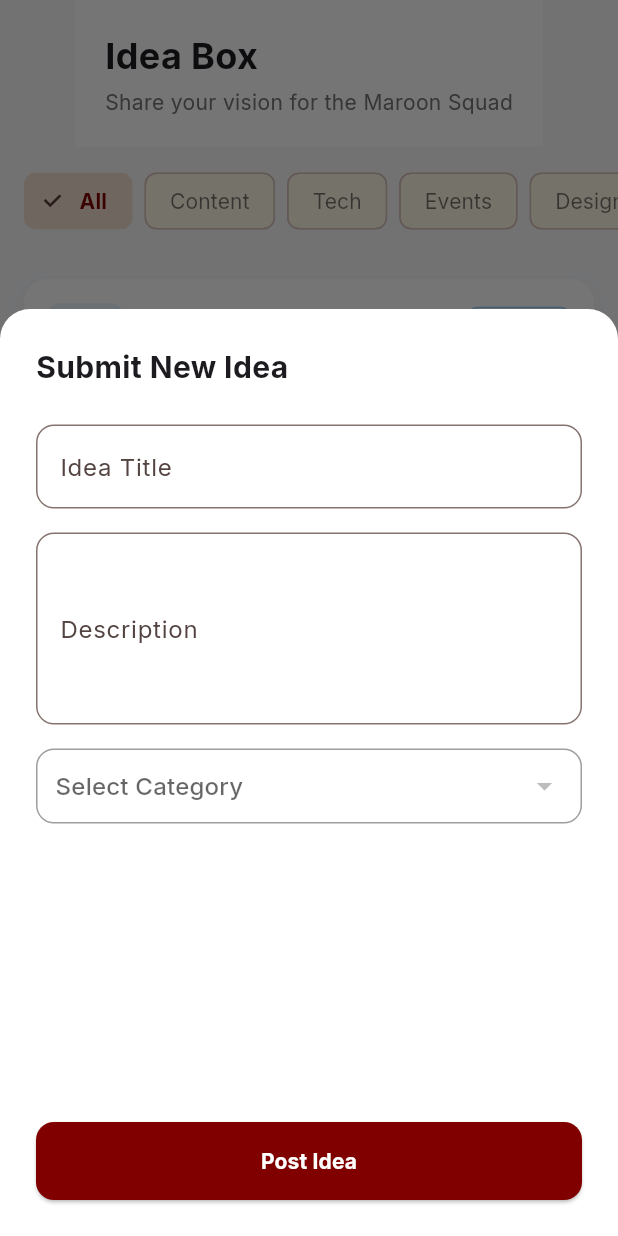
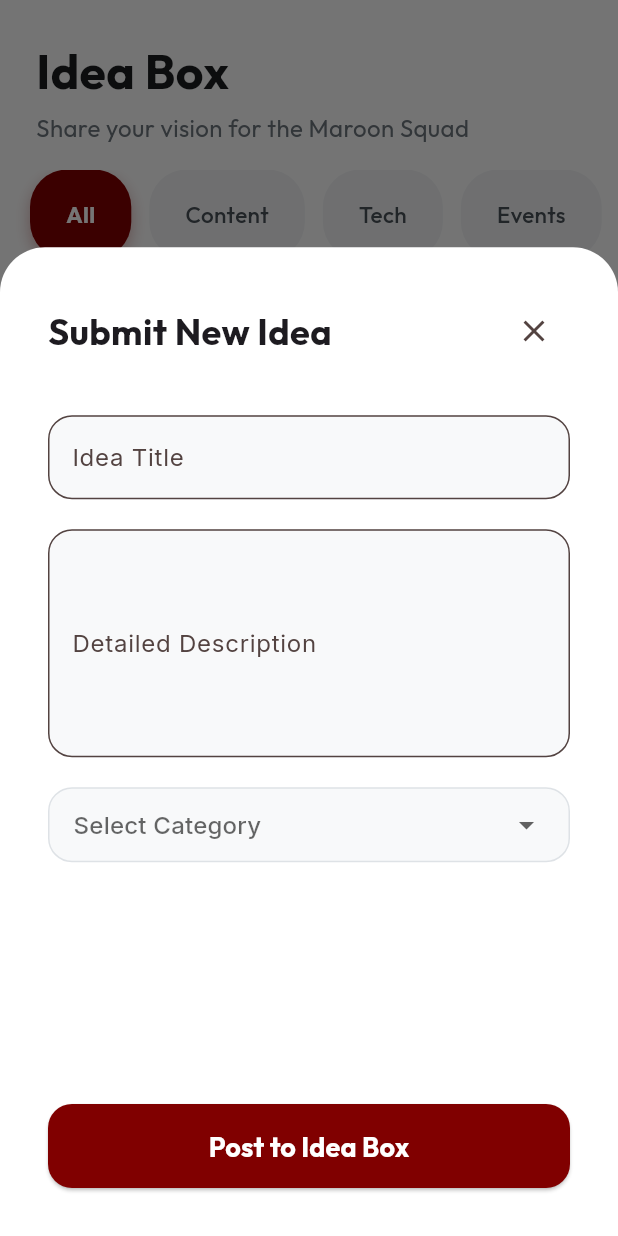
Before and after one commit to sayanjc3639q/hitian-inisde-management-app-supabase, a Flutter app: the IdeaPage screen opened directly, after a tap on "Submit Idea", on a phone screen of 412 x 824 dp. Run offline on Flutter 3.47's test engine with Material 3 defaults, Android fonts, the phone set to English and light mode, and no system bars; our stand-ins replace google_fonts, lucide_icons; network calls fail.

Commit message:
fix: resolve GoogleFonts import error and migrate deprecated withOpacity to withValues

```diff
--- a/lib/chat_detail_page.dart
+++ b/lib/chat_detail_page.dart
@@ -154,7 +154,7 @@ class _ChatDetailPageState extends State<ChatDetailPage> {
           ),
           boxShadow: [
             BoxShadow(
-              color: Colors.black.withOpacity(0.05),
+              color: Colors.black.withValues(alpha: 0.05),
               blurRadius: 4,
               offset: const Offset(0, 2),
             ),
--- a/lib/idea_page.dart
+++ b/lib/idea_page.dart
@@ -1,5 +1,7 @@
 import 'package:flutter/material.dart';
 import 'package:lucide_icons/lucide_icons.dart';
+import 'package:google_fonts/google_fonts.dart';
+import 'theme.dart';
 
 class IdeaPage extends StatefulWidget {
   const IdeaPage({super.key});
@@ -10,46 +12,95 @@ class IdeaPage extends StatefulWidget {
 
 class _IdeaPageState extends State<IdeaPage> {
   String _selectedCategory = 'All';
-  String _sortBy = 'Latest';
+  final List<String> _categories = ['All', 'Content', 'Tech', 'Events'];
 
-  final List<String> _categories = ['All', 'Content', 'Tech', 'Events', 'Design', 'Other'];
-  final List<String> _sortOptions = ['Latest', 'Trending', 'Top Voted'];
+  final List<IdeaModel> _ideas = [
+    IdeaModel(
+      title: 'Centralized Event Repository',
+      description: 'A place to store all past event photos and documents for easy access by alumni and students.',
+      category: 'TECH',
+      votes: 42,
+      commentCount: 12,
+      status: 'APPROVED',
+      isImplemented: false,
+      statusType: 'success',
+    ),
+    IdeaModel(
+      title: 'Weekly Maroon Podcast',
+      description: 'Interviewing successful alumni to inspire current students and highlight our legacy.',
+      category: 'CONTENT',
+      votes: 89,
+      commentCount: 24,
+      status: 'IMPLEMENTED',
+      isImplemented: true,
+      statusType: 'danger',
+    ),
+    IdeaModel(
+      title: 'Augmented Reality Heritage Tour',
+      description: 'Using AR to show the history of campus buildings when students scan them with their phones.',
+      category: 'EVENTS',
+      votes: 154,
+      commentCount: 48,
+      status: 'TRENDING',
+      isImplemented: false,
+      statusType: 'warning',
+    ),
+  ];
 
   @override
   Widget build(BuildContext context) {
     return Scaffold(
-      backgroundColor: const Color(0xFFF8F9FB),
+      backgroundColor: const Color(0xFFFDFDFD),
       body: Column(
+        crossAxisAlignment: CrossAxisAlignment.start,
         children: [
           _buildHeader(),
           _buildFilters(),
           Expanded(child: _buildIdeaList()),
         ],
       ),
-      floatingActionButton: FloatingActionButton.extended(
-        onPressed: () => _showSubmitIdeaDialog(context),
-        backgroundColor: const Color(0xFF800000),
-        icon: const Icon(LucideIcons.plus, color: Colors.white),
-        label: const Text('Submit Idea', style: TextStyle(color: Colors.white, fontWeight: FontWeight.bold)),
+      floatingActionButton: Padding(
+        padding: const EdgeInsets.only(bottom: 16),
+        child: FloatingActionButton.extended(
+          onPressed: () => _showSubmitIdeaDialog(context),
+          backgroundColor: AppTheme.maroon,
+          elevation: 4,
+          shape: RoundedRectangleBorder(borderRadius: BorderRadius.circular(30)),
+          icon: const Icon(LucideIcons.plus, color: Colors.white, size: 24),
+          label: Text(
+            'Submit Idea',
+            style: GoogleFonts.outfit(
+              color: Colors.white,
+              fontWeight: FontWeight.bold,
+              fontSize: 16,
+            ),
+          ),
+        ),
       ),
     );
   }
 
   Widget _buildHeader() {
-    return Container(
-      padding: const EdgeInsets.all(20),
-      color: Colors.white,
+    return Padding(
+      padding: const EdgeInsets.fromLTRB(24, 24, 24, 8),
       child: Column(
         crossAxisAlignment: CrossAxisAlignment.start,
         children: [
-          const Text(
+          Text(
             'Idea Box',
-            style: TextStyle(fontSize: 24, fontWeight: FontWeight.bold),
+            style: GoogleFonts.outfit(
+              fontSize: 32,
+              fontWeight: FontWeight.bold,
+              color: const Color(0xFF1A1C1E),
+            ),
           ),
           const SizedBox(height: 4),
           Text(
             'Share your vision for the Maroon Squad',
-            style: TextStyle(color: Colors.grey[600], fontSize: 14),
+            style: GoogleFonts.outfit(
+              color: const Color(0xFF6C757D),
+              fontSize: 16,
+            ),
           ),
         ],
       ),
@@ -57,84 +108,76 @@ class _IdeaPageState extends State<IdeaPage> {
   }
 
   Widget _buildFilters() {
-    return SingleChildScrollView(
-      scrollDirection: Axis.horizontal,
-      padding: const EdgeInsets.symmetric(horizontal: 16, vertical: 12),
-      child: Row(
-        children: [
-          // Category Filter
-          ..._categories.map((cat) => Padding(
-                padding: const EdgeInsets.only(right: 8),
-                child: ChoiceChip(
-                  label: Text(cat),
-                  selected: _selectedCategory == cat,
-                  onSelected: (selected) {
-                    setState(() => _selectedCategory = cat);
-                  },
-                  selectedColor: const Color(0xFF800000).withValues(alpha: 0.1),
-                  labelStyle: TextStyle(
-                    color: _selectedCategory == cat ? const Color(0xFF800000) : Colors.black54,
-                    fontWeight: _selectedCategory == cat ? FontWeight.bold : FontWeight.normal,
+    return Container(
+      height: 60,
+      margin: const EdgeInsets.symmetric(vertical: 8),
+      child: ListView.builder(
+        padding: const EdgeInsets.symmetric(horizontal: 20),
+        scrollDirection: Axis.horizontal,
+        itemCount: _categories.length,
+        itemBuilder: (context, index) {
+          final cat = _categories[index];
+          final isSelected = _selectedCategory == cat;
+          return Padding(
+            padding: const EdgeInsets.only(right: 12),
+            child: InkWell(
+              onTap: () => setState(() => _selectedCategory = cat),
+              child: Container(
+                padding: const EdgeInsets.symmetric(horizontal: 24, vertical: 10),
+                decoration: BoxDecoration(
+                  color: isSelected ? AppTheme.maroon : const Color(0xFFF1F3F5),
+                  borderRadius: BorderRadius.circular(25),
+                  boxShadow: isSelected ? [
+                    BoxShadow(
+                      color: AppTheme.maroon.withValues(alpha: 0.3),
+                      blurRadius: 8,
+                      offset: const Offset(0, 4),
+                    )
+                  ] : null,
+                ),
+                child: Center(
+                  child: Text(
+                    cat,
+                    style: GoogleFonts.outfit(
+                      color: isSelected ? Colors.white : const Color(0xFF495057),
+                      fontWeight: isSelected ? FontWeight.bold : FontWeight.w500,
+                      fontSize: 15,
+                    ),
                   ),
                 ),
-              )),
-          const VerticalDivider(),
-          // Sort Dropdown
-          DropdownButton<String>(
-            value: _sortBy,
-            underline: const SizedBox(),
-            icon: const Icon(LucideIcons.chevronDown, size: 16),
-            items: _sortOptions.map((opt) => DropdownMenuItem(value: opt, child: Text(opt))).toList(),
-            onChanged: (val) {
-              if (val != null) setState(() => _sortBy = val);
-            },
-          ),
-        ],
+              ),
+            ),
+          );
+        },
       ),
     );
   }
 
   Widget _buildIdeaList() {
-    // Placeholder Data
-    final ideas = [
-      IdeaModel(
-        title: 'Centralized Event Repository',
-        description: 'A place to store all past event photos and documents for easy access by alumni and students.',
-        category: 'Tech',
-        votes: 42,
-        commentCount: 12,
-        status: 'Approved',
-        isImplemented: false,
-      ),
-      IdeaModel(
-        title: 'Weekly Maroon Podcast',
-        description: 'Interviewing successful alumni to inspire current students.',
-        category: 'Content',
-        votes: 89,
-        commentCount: 24,
-        status: 'Implemented',
-        isImplemented: true,
-      ),
-    ];
-
     return ListView.builder(
-      padding: const EdgeInsets.all(16),
-      itemCount: ideas.length,
+      padding: const EdgeInsets.fromLTRB(20, 8, 20, 80),
+      itemCount: _ideas.length,
       itemBuilder: (context, index) {
-        final idea = ideas[index];
-        return _buildIdeaCard(idea);
+        return _buildIdeaCard(_ideas[index]);
       },
     );
   }
 
   Widget _buildIdeaCard(IdeaModel idea) {
     return Container(
-      margin: const EdgeInsets.only(bottom: 16),
-      padding: const EdgeInsets.all(16),
+      margin: const EdgeInsets.only(bottom: 20),
+      padding: const EdgeInsets.all(20),
       decoration: BoxDecoration(
         color: Colors.white,
-        borderRadius: BorderRadius.circular(16),
-        boxShadow: [BoxShadow(color: Colors.black.withValues(alpha: 0.04), blurRadius: 10, offset: const Offset(0, 4))],
+        borderRadius: BorderRadius.circular(20),
+        border: Border.all(color: const Color(0xFFF1F3F5)),
+        boxShadow: [
+          BoxShadow(
+            color: Colors.black.withValues(alpha: 0.03),
+            blurRadius: 15,
+            offset: const Offset(0, 5),
+          ),
+        ],
       ),
       child: Column(
         crossAxisAlignment: CrossAxisAlignment.start,
@@ -142,40 +185,44 @@ class _IdeaPageState extends State<IdeaPage> {
           Row(
             mainAxisAlignment: MainAxisAlignment.spaceBetween,
             children: [
-              Container(
-                padding: const EdgeInsets.symmetric(horizontal: 10, vertical: 4),
-                decoration: BoxDecoration(
-                  color: _getCategoryColor(idea.category).withValues(alpha: 0.1),
-                  borderRadius: BorderRadius.circular(8),
-                ),
-                child: Text(
-                  idea.category,
-                  style: TextStyle(color: _getCategoryColor(idea.category), fontWeight: FontWeight.bold, fontSize: 12),
-                ),
-              ),
-              _buildStatusBadge(idea),
+              _buildTag(idea.category, _getCategoryColor(idea.category)),
+              _buildTag(idea.status, _getStatusColor(idea.statusType), isStatus: true),
             ],
           ),
-          const SizedBox(height: 12),
+          const SizedBox(height: 16),
           Text(
             idea.title,
-            style: const TextStyle(fontSize: 18, fontWeight: FontWeight.bold),
+            style: GoogleFonts.outfit(
+              fontSize: 20,
+              fontWeight: FontWeight.bold,
+              color: AppTheme.maroon,
+            ),
           ),
           const SizedBox(height: 8),
           Text(
             idea.description,
-            style: TextStyle(color: Colors.grey[600], fontSize: 14, height: 1.4),
+            style: GoogleFonts.outfit(
+              color: const Color(0xFF495057),
+              fontSize: 15,
+              height: 1.5,
+            ),
           ),
-          const SizedBox(height: 16),
+          const SizedBox(height: 20),
           Row(
             children: [
               _buildVoteControl(idea.votes),
-              const SizedBox(width: 20),
-              Icon(LucideIcons.messageCircle, size: 18, color: Colors.grey[400]),
+              const Spacer(),
+              const Icon(LucideIcons.messageCircle, size: 20, color: Color(0xFFADB5BD)),
               const SizedBox(width: 6),
-              Text('${idea.commentCount}', style: const TextStyle(color: Colors.black54, fontWeight: FontWeight.w500)),
-              const Spacer(),
-              const Icon(LucideIcons.moreVertical, size: 18, color: Colors.black26),
+              Text(
+                '${idea.commentCount}',
+                style: GoogleFonts.outfit(
+                  color: const Color(0xFF6C757D),
+                  fontWeight: FontWeight.w500,
+                ),
+              ),
+              const SizedBox(width: 16),
+              const Icon(Icons.more_horiz, color: Color(0xFFADB5BD)),
             ],
           ),
         ],
@@ -183,47 +230,51 @@ class _IdeaPageState extends State<IdeaPage> {
     );
   }
 
-  Widget _buildStatusBadge(IdeaModel idea) {
-    Color color = Colors.orange;
-    if (idea.isImplemented) {
-      color = Colors.green;
-    } else if (idea.status == 'Approved') {
-      color = Colors.blue;
-    }
-
+  Widget _buildTag(String label, Color color, {bool isStatus = false}) {
     return Container(
-      padding: const EdgeInsets.symmetric(horizontal: 8, vertical: 2),
+      padding: const EdgeInsets.symmetric(horizontal: 12, vertical: 6),
       decoration: BoxDecoration(
-        border: Border.all(color: color.withValues(alpha: 0.5)),
-        borderRadius: BorderRadius.circular(6),
+        color: color.withValues(alpha: 0.1),
+        borderRadius: BorderRadius.circular(8),
       ),
       child: Text(
-        idea.isImplemented ? 'Implemented' : idea.status,
-        style: TextStyle(color: color, fontSize: 10, fontWeight: FontWeight.bold),
+        label,
+        style: GoogleFonts.outfit(
+          color: color,
+          fontWeight: FontWeight.bold,
+          fontSize: 11,
+          letterSpacing: 0.5,
+        ),
       ),
     );
   }
 
   Widget _buildVoteControl(int votes) {
     return Container(
+      padding: const EdgeInsets.symmetric(horizontal: 4, vertical: 2),
       decoration: BoxDecoration(
-        color: Colors.grey[50],
-        borderRadius: BorderRadius.circular(10),
+        color: const Color(0xFFF8F9FA),
+        borderRadius: BorderRadius.circular(12),
       ),
       child: Row(
+        mainAxisSize: MainAxisSize.min,
         children: [
           IconButton(
-            icon: const Icon(LucideIcons.chevronUp, size: 18),
+            icon: const Icon(LucideIcons.chevronUp, size: 20, color: Color(0xFFADB5BD)),
             onPressed: () {},
             padding: EdgeInsets.zero,
             constraints: const BoxConstraints(minWidth: 32, minHeight: 32),
           ),
           Text(
             '$votes',
-            style: const TextStyle(fontWeight: FontWeight.bold, fontSize: 14),
+            style: GoogleFonts.outfit(
+              fontWeight: FontWeight.bold,
+              fontSize: 16,
+              color: const Color(0xFF343A40),
+            ),
           ),
           IconButton(
-            icon: const Icon(LucideIcons.chevronDown, size: 18),
+            icon: const Icon(LucideIcons.chevronDown, size: 20, color: Color(0xFFADB5BD)),
             onPressed: () {},
             padding: EdgeInsets.zero,
             constraints: const BoxConstraints(minWidth: 32, minHeight: 32),
@@ -234,11 +285,19 @@ class _IdeaPageState extends State<IdeaPage> {
   }
 
   Color _getCategoryColor(String category) {
-    switch (category) {
-      case 'Tech': return Colors.blue;
-      case 'Content': return Colors.purple;
-      case 'Events': return Colors.orange;
-      case 'Design': return Colors.pink;
+    switch (category.toUpperCase()) {
+      case 'TECH': return const Color(0xFF0D6EFD);
+      case 'CONTENT': return const Color(0xFF6F42C1);
+      case 'EVENTS': return const Color(0xFFFD7E14);
+      default: return Colors.grey;
+    }
+  }
+
+  Color _getStatusColor(String type) {
+    switch (type) {
+      case 'success': return const Color(0xFF198754);
+      case 'danger': return const Color(0xFFDC3545);
+      case 'warning': return const Color(0xFFFFC107);
       default: return Colors.grey;
     }
   }
@@ -249,34 +308,81 @@ class _IdeaPageState extends State<IdeaPage> {
       isScrollControlled: true,
       backgroundColor: Colors.transparent,
       builder: (context) => Container(
-        height: MediaQuery.of(context).size.height * 0.75,
+        height: MediaQuery.of(context).size.height * 0.8,
         decoration: const BoxDecoration(
           color: Colors.white,
-          borderRadius: BorderRadius.only(topLeft: Radius.circular(20), topRight: Radius.circular(20)),
+          borderRadius: BorderRadius.only(topLeft: Radius.circular(30), topRight: Radius.circular(30)),
         ),
-        padding: const EdgeInsets.all(24),
+        padding: const EdgeInsets.all(32),
         child: Column(
           crossAxisAlignment: CrossAxisAlignment.start,
           children: [
-            const Text('Submit New Idea', style: TextStyle(fontSize: 20, fontWeight: FontWeight.bold)),
-            const SizedBox(height: 24),
-            TextField(decoration: InputDecoration(labelText: 'Idea Title', border: OutlineInputBorder(borderRadius: BorderRadius.circular(12)))),
-            const SizedBox(height: 16),
-            TextField(maxLines: 4, decoration: InputDecoration(labelText: 'Description', border: OutlineInputBorder(borderRadius: BorderRadius.circular(12)))),
-            const SizedBox(height: 16),
-            // Category Dropdown Placeholder
+            Row(
+              mainAxisAlignment: MainAxisAlignment.spaceBetween,
+              children: [
+                Text(
+                  'Submit New Idea',
+                  style: GoogleFonts.outfit(fontSize: 24, fontWeight: FontWeight.bold),
+                ),
+                IconButton(
+                  icon: const Icon(Icons.close),
+                  onPressed: () => Navigator.pop(context),
+                ),
+              ],
+            ),
+            const SizedBox(height: 32),
+            TextField(
+              decoration: InputDecoration(
+                labelText: 'Idea Title',
+                hintText: 'e.g., Centralized Event Repository',
+                border: OutlineInputBorder(borderRadius: BorderRadius.circular(16)),
+                filled: true,
+                fillColor: const Color(0xFFF8F9FA),
+              ),
+            ),
+            const SizedBox(height: 20),
+            TextField(
+              maxLines: 5,
+              decoration: InputDecoration(
+                labelText: 'Detailed Description',
+                hintText: 'Describe how this helps the Maroon Squad...',
+                border: OutlineInputBorder(borderRadius: BorderRadius.circular(16)),
+                filled: true,
+                fillColor: const Color(0xFFF8F9FA),
+              ),
+            ),
+            const SizedBox(height: 20),
+            // Category Selector Placeholder
             Container(
-              padding: const EdgeInsets.symmetric(horizontal: 12),
-              decoration: BoxDecoration(border: Border.all(color: Colors.grey), borderRadius: BorderRadius.circular(12)),
-              child: DropdownButtonHideUnderline(child: DropdownButton<String>(hint: const Text('Select Category'), isExpanded: true, items: const [], onChanged: null)),
+              padding: const EdgeInsets.symmetric(horizontal: 16),
+              decoration: BoxDecoration(
+                color: const Color(0xFFF8F9FA),
+                border: Border.all(color: const Color(0xFFDEE2E6)),
+                borderRadius: BorderRadius.circular(16),
+              ),
+              child: DropdownButtonHideUnderline(
+                child: DropdownButton<String>(
+                  hint: const Text('Select Category'),
+                  isExpanded: true,
+                  items: _categories.where((c) => c != 'All').map((c) => DropdownMenuItem(value: c, child: Text(c))).toList(),
+                  onChanged: (_) {},
+                ),
+              ),
             ),
             const Spacer(),
             SizedBox(
               width: double.infinity,
+              height: 56,
               child: ElevatedButton(
                 onPressed: () => Navigator.pop(context),
-                style: ElevatedButton.styleFrom(backgroundColor: const Color(0xFF800000), padding: const EdgeInsets.symmetric(vertical: 16), shape: RoundedRectangleBorder(borderRadius: BorderRadius.circular(12))),
-                child: const Text('Post Idea', style: TextStyle(color: Colors.white, fontWeight: FontWeight.bold)),
+                style: ElevatedButton.styleFrom(
+                  backgroundColor: AppTheme.maroon,
+                  shape: RoundedRectangleBorder(borderRadius: BorderRadius.circular(16)),
+                ),
+                child: Text(
+                  'Post to Idea Box',
+                  style: GoogleFonts.outfit(color: Colors.white, fontWeight: FontWeight.bold, fontSize: 18),
+                ),
               ),
             ),
           ],
@@ -294,6 +400,7 @@ class IdeaModel {
   final int commentCount;
   final String status;
   final bool isImplemented;
+  final String statusType; // success, danger, warning, info
 
   IdeaModel({
     required this.title,
@@ -303,5 +410,6 @@ class IdeaModel {
     required this.commentCount,
     required this.status,
     required this.isImplemented,
+    required this.statusType,
   });
 }
--- a/lib/main_scaffold.dart
+++ b/lib/main_scaffold.dart
@@ -1,5 +1,6 @@
 import 'package:flutter/material.dart';
 import 'package:lucide_icons/lucide_icons.dart';
+import 'package:google_fonts/google_fonts.dart';
 import 'home_page.dart';
 import 'chats_page.dart';
 import 'idea_page.dart';
@@ -52,29 +53,52 @@ class HeaderBar extends StatelessWidget implements PreferredSizeWidget {
     return AppBar(
       backgroundColor: Colors.white,
       elevation: 0,
-      leading: IconButton(
-        icon: const Icon(LucideIcons.menu, color: Colors.black54),
-        onPressed: () {},
+      surfaceTintColor: Colors.white,
+      leading: Padding(
+        padding: const EdgeInsets.all(10.0),
+        child: Container(
+          decoration: BoxDecoration(
+            color: const Color(0xFF800000),
+            borderRadius: BorderRadius.circular(8),
+          ),
+          child: const Center(
+            child: Text(
+              'HI',
+              style: TextStyle(
+                color: Colors.white,
+                fontWeight: FontWeight.bold,
+                fontSize: 16,
+              ),
+            ),
+          ),
+        ),
       ),
-      title: const Text(
-        'HITian Inside',
-        style: TextStyle(
+      title: Text(
+        'HITIAN INSIDE',
+        style: GoogleFonts.outfit(
           fontWeight: FontWeight.bold,
-          color: Color(0xFF800000),
-          fontSize: 20,
+          color: const Color(0xFF800000),
+          fontSize: 22,
+          letterSpacing: -0.5,
         ),
       ),
       actions: [
         IconButton(
-          icon: const Icon(LucideIcons.bell, color: Colors.black54),
+          icon: const Icon(LucideIcons.search, color: Color(0xFF495057)),
           onPressed: () {},
         ),
         Padding(
           padding: const EdgeInsets.only(right: 16.0),
-          child: CircleAvatar(
-            radius: 18,
-            backgroundColor: Colors.grey[200],
-            child: const Icon(LucideIcons.user, size: 20, color: Colors.black54),
+          child: Container(
+            padding: const EdgeInsets.all(2),
+            decoration: BoxDecoration(
+              shape: BoxShape.circle,
+              border: Border.all(color: Colors.black12),
+            ),
+            child: const CircleAvatar(
+              radius: 18,
+              backgroundImage: NetworkImage('https://i.pravatar.cc/150?u=hitian'), // Placeholder for profile pic
+            ),
           ),
         ),
       ],
@@ -100,10 +124,12 @@ class CustomBottomNavBar extends StatelessWidget {
   Widget build(BuildContext context) {
     return Container(
       decoration: BoxDecoration(
+        color: Colors.white,
         boxShadow: [
           BoxShadow(
             color: Colors.black.withValues(alpha: 0.05),
-            blurRadius: 10,
+            blurRadius: 20,
+            offset: const Offset(0, -5),
           ),
         ],
       ),
@@ -112,16 +138,27 @@ class CustomBottomNavBar extends StatelessWidget {
         onTap: onTap,
         type: BottomNavigationBarType.fixed,
         backgroundColor: Colors.white,
+        elevation: 0,
         selectedItemColor: const Color(0xFF800000),
-        unselectedItemColor: Colors.black38,
-        selectedLabelStyle: const TextStyle(fontWeight: FontWeight.bold, fontSize: 12),
-        unselectedLabelStyle: const TextStyle(fontSize: 12),
-        items: const [
-          BottomNavigationBarItem(icon: Icon(LucideIcons.home), label: 'Home'),
-          BottomNavigationBarItem(icon: Icon(LucideIcons.messageSquare), label: 'Chats'),
-          BottomNavigationBarItem(icon: Icon(LucideIcons.compass), label: 'Idea'),
-          BottomNavigationBarItem(icon: Icon(LucideIcons.calendar), label: 'Event'),
-          BottomNavigationBarItem(icon: Icon(LucideIcons.user), label: 'Profile'),
+        unselectedItemColor: const Color(0xFFADB5BD),
+        selectedLabelStyle: GoogleFonts.outfit(fontWeight: FontWeight.bold, fontSize: 10, letterSpacing: 0.5),
+        unselectedLabelStyle: GoogleFonts.outfit(fontSize: 10, letterSpacing: 0.5),
+        items: [
+          const BottomNavigationBarItem(icon: Icon(LucideIcons.home), label: 'HOME'),
+          const BottomNavigationBarItem(icon: Icon(LucideIcons.messageCircle), label: 'CHAT'),
+          BottomNavigationBarItem(
+            icon: Container(
+              padding: const EdgeInsets.all(8),
+              decoration: BoxDecoration(
+                color: currentIndex == 2 ? const Color(0xFF800000).withValues(alpha: 0.05) : Colors.transparent,
+                shape: BoxShape.circle,
+              ),
+              child: const Icon(LucideIcons.lightbulb),
+            ),
+            label: 'IDEAS',
+          ),
+          const BottomNavigationBarItem(icon: Icon(LucideIcons.calendar), label: 'EVENTS'),
+          const BottomNavigationBarItem(icon: Icon(LucideIcons.user), label: 'PROFILE'),
         ],
       ),
     );
```
